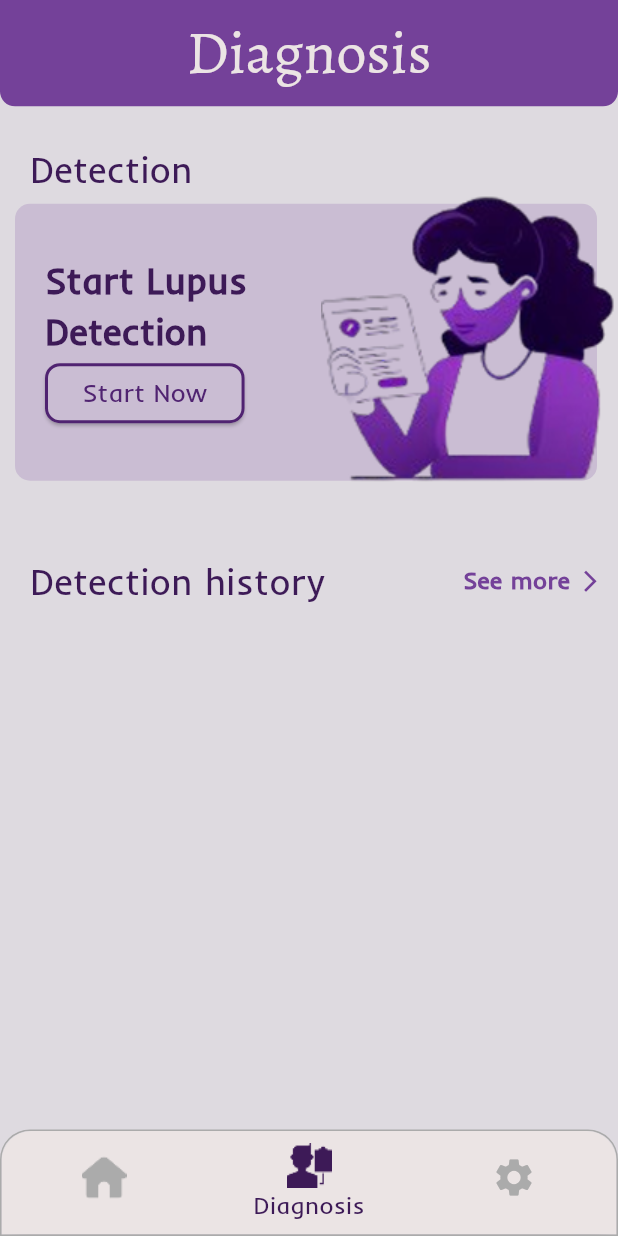
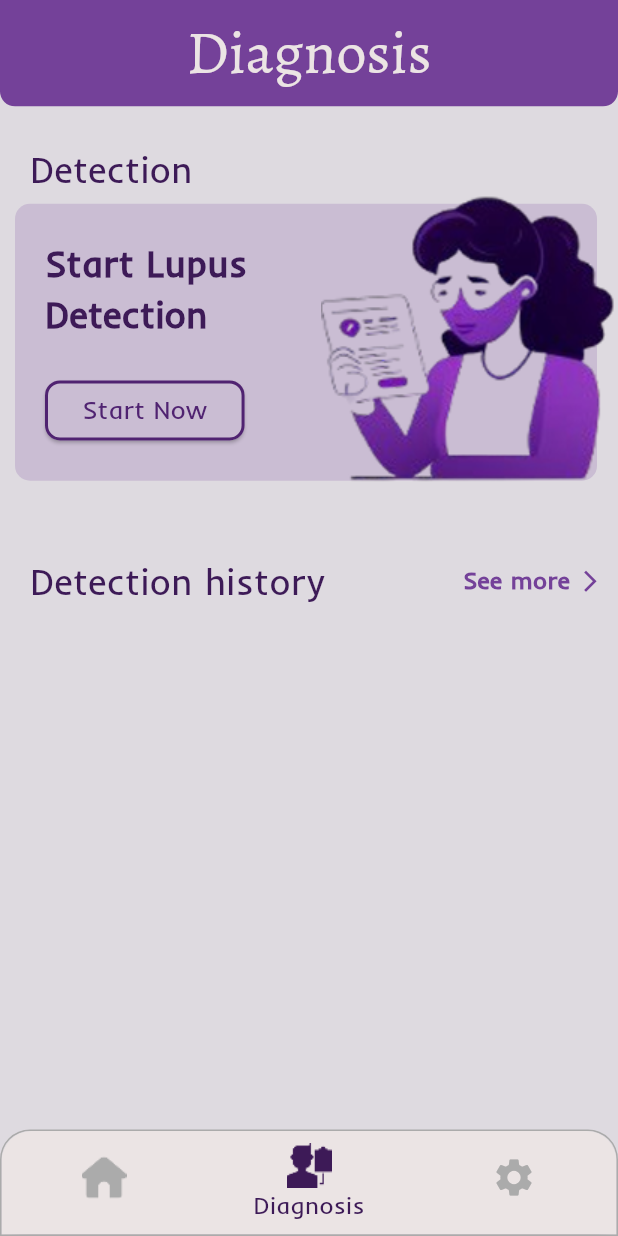
Before and after one commit to NourEkramy/Lupira-App, a Flutter app: the screen it shows after launch, item 2 of the bottom bar chosen, on a phone screen of 412 x 824 dp. Run offline on Flutter 3.47's test engine with Material 3 defaults, Android fonts, the phone set to English and light mode, and no system bars; our stand-ins replace bloc, flutter_bloc.

```diff
--- a/lib/Tabs/diagnosis_tab.dart
+++ b/lib/Tabs/diagnosis_tab.dart
@@ -1,4 +1,5 @@
 import 'package:flutter/material.dart';
+import 'package:untitled/Modules/detection_card_module.dart';
 
 class DiagnosisTab extends StatelessWidget {
   const DiagnosisTab({super.key});
@@ -28,77 +29,7 @@ class DiagnosisTab extends StatelessWidget {
                 ),
               ),
             ),
-            Stack(
-              clipBehavior: Clip.none,
-              children: [
-                Container(
-                  width: MediaQuery.of(context).size.width * 0.95,
-                  height: MediaQuery.of(context).size.height * 0.224,
-                  decoration: BoxDecoration(
-                    color: const Color(0xFFCABDD3),
-                    borderRadius: BorderRadius.circular(10),
-                  ),
-                  padding: const EdgeInsets.all(20.0),
-                  margin: const EdgeInsets.only(
-                    top: 6,
-                    right: 4,
-                    bottom: 50,
-                  ),
-                  child: Row(
-                    children: [
-                      SizedBox(
-                        width: MediaQuery.of(context).size.width * 0.5,
-                        child: Column(
-                          crossAxisAlignment: CrossAxisAlignment.start,
-                          mainAxisAlignment: MainAxisAlignment.center,
-                          children: [
-                            const Text(
-                              "Start Lupus Detection",
-                              style: TextStyle(
-                                color: Color(0xFF3D1A57),
-                                fontFamily: "Inder",
-                                fontSize: 24,
-                                fontWeight: FontWeight.bold,
-                              ),
-                            ),
-                            ElevatedButton(
-                              onPressed: () {},
-                              style: ElevatedButton.styleFrom(
-                                backgroundColor: const Color(0xFFCABDD3),
-                                padding: const EdgeInsets.symmetric(
-                                  horizontal: 25,
-                                ),
-                                shape: RoundedRectangleBorder(
-                                  side: const BorderSide(
-                                    color: Color(0xFF502371),
-                                    width: 2,
-                                  ),
-                                  borderRadius: BorderRadius.circular(10.0),
-                                ),
-                              ),
-                              child: const Text(
-                                "Start Now",
-                                style: TextStyle(
-                                  color: Color(0xFF502371),
-                                  fontFamily: 'Inder',
-                                  fontSize: 17,
-                                ),
-                              ),
-                            ),
-                          ],
-                        ),
-                      ),
-                      const SizedBox(),
-                    ],
-                  ),
-                ),
-                Positioned(
-                  top: -10,
-                  right: -15,
-                  child: Image.asset("assets/images/detection image.png"),
-                ),
-              ],
-            ),
+            DetectionCardModule(mainTitle: "Start Lupus Detection"),
              Padding(
               padding: const EdgeInsets.only(
                 left: 10,
```
